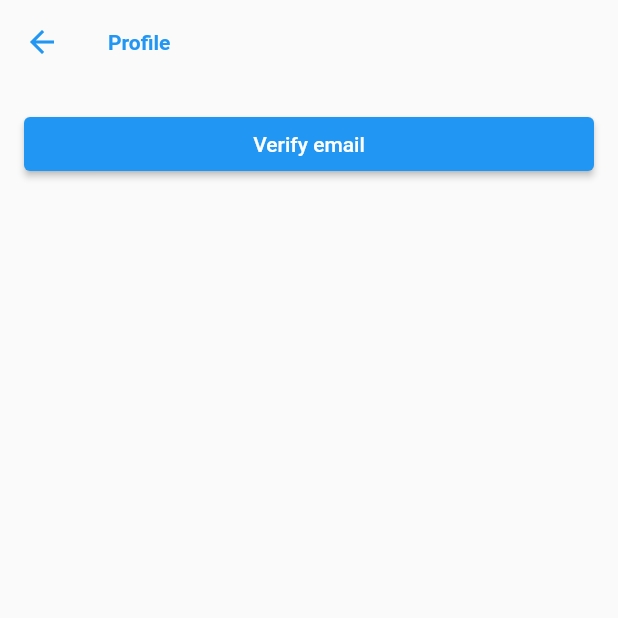
After one commit to lohanidamodar/30_days_of_flapwrite_starter, a Flutter app: the ProfilePage screen opened directly, after a tap on "Verify email", on a phone screen of 412 x 824 dp, the top half of it. The commit adds this screen. Run offline on Flutter 3.47's test engine with Material 2 defaults, Android fonts, the phone set to English and light mode, and no system bars; our stand-ins replace appwrite, carousel_slider, font_awesome_flutter, liquid_progress_indicator_ns; network calls fail.

Commit message:
day 12 final

```diff
--- a/lib/data/service/api_service.dart
+++ b/lib/data/service/api_service.dart
@@ -11,7 +11,7 @@ class ApiService {
   ApiService._internal() {
     _client = Client(
       endPoint: AppConstant.endpoint,
-    ).setProject(AppConstant.project);
+    ).setProject(AppConstant.project).setSelfSigned();
     _account = Account(_client);
     _db = Database(_client);
   }
@@ -44,4 +44,9 @@ class ApiService {
   Future oAuthLogin(String provider) {
     return _account.createOAuth2Session(provider: provider);
   }
+
+  Future verifyEmail() {
+    return _account.createVerification(
+        url: 'http://192.168.1.64:5500/complete_verify.html');
+  }
 }
--- /dev/null
+++ b/lib/pages/profile.dart
@@ -0,0 +1,30 @@
+import 'package:appwrite/appwrite.dart';
+import 'package:flappwrite_water_tracker/data/service/api_service.dart';
+import 'package:flutter/material.dart';
+
+class ProfilePage extends StatelessWidget {
+  @override
+  Widget build(BuildContext context) {
+    return Scaffold(
+      appBar: AppBar(
+        title: Text('Profile'),
+      ),
+      body: ListView(
+        padding: const EdgeInsets.all(16.0),
+        children: <Widget>[
+          ElevatedButton(
+              onPressed: () async {
+                try {
+                  await ApiService.instance.verifyEmail();
+                  ScaffoldMessenger.of(context).showSnackBar(
+                      SnackBar(content: Text("Verification email sent")));
+                } on AppwriteException catch (e) {
+                  print(e.message);
+                }
+              },
+              child: Text("Verify email"))
+        ],
+      ),
+    );
+  }
+}
--- a/lib/res/app_constants.dart
+++ b/lib/res/app_constants.dart
@@ -1,5 +1,5 @@
 class AppConstant {
-  static const String endpoint = 'https://demo.appwrite.io/v1';
-  static const String project = '607b7f4a080c8';
+  static const String endpoint = 'https://192.168.122.250/v1';
+  static const String project = '608df9fd3d05d';
   static const String entriesCollection = '';
 }
```
Also changed, not shown: lib/pages/home.dart (+8 -0 lines), 1 other file.
